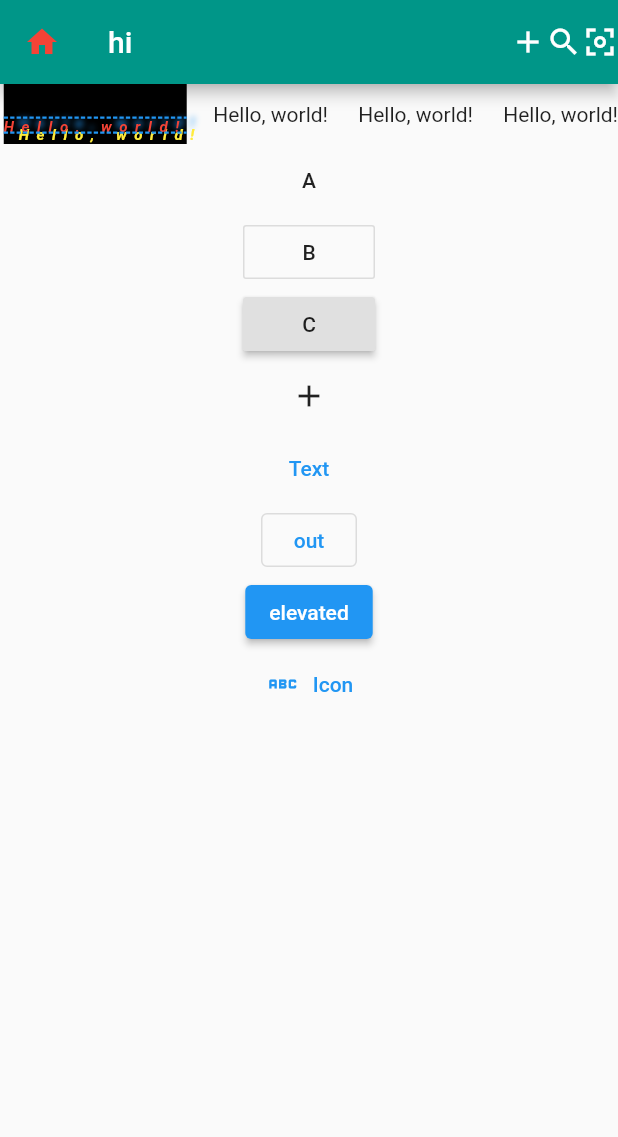
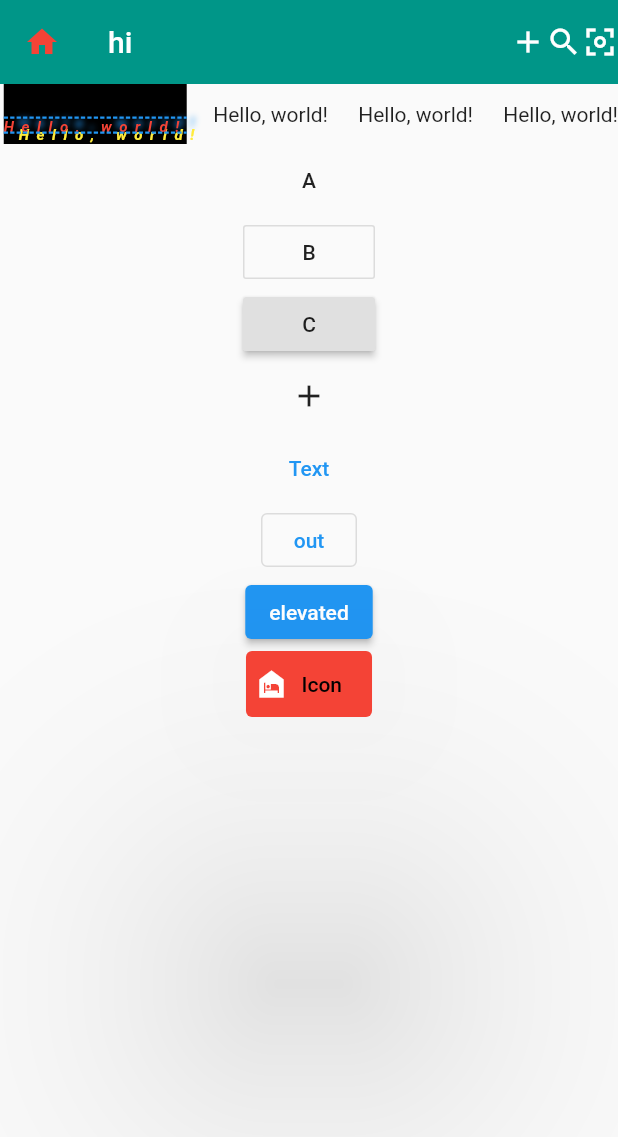
Before and after one commit to yaseen1998/flutter, a Flutter app: the screen it shows after launch, on a phone screen of 412 x 824 dp. Shown: the top 1137 px of the screen. Run offline on Flutter 3.47's test engine with Material 2 defaults, Android fonts, the phone set to English and light mode, and no system bars.

Commit message:
button style

```diff
--- a/firstaplication/flutter_application_1/lib/LessonOne.dart
+++ b/firstaplication/flutter_application_1/lib/LessonOne.dart
@@ -10,6 +10,7 @@ class LessonOne extends StatelessWidget {
         home: Scaffold(
           appBar: AppBar(
               backgroundColor: Colors.teal,
+              elevation: 0,
               leading: const Icon(Icons.home, color: Colors.red),
               title: const Text('hi'),
               actions: const [
@@ -61,16 +62,25 @@ class LessonOne extends StatelessWidget {
                 children: [
                   FlatButton(onPressed: () {}, child: const Text('A')),
                   OutlineButton(onPressed: () {}, child: const Text('B')),
-                  RaisedButton(onPressed: (){}, child: const Text('C')),
+                  RaisedButton(onPressed: () {}, child: const Text('C')),
                   IconButton(onPressed: () {}, icon: const Icon(Icons.add)),
                   TextButton(onPressed: () {}, child: const Text('Text')),
                   OutlinedButton(onPressed: () {}, child: const Text('out')),
                   ElevatedButton(
                       onPressed: () {}, child: const Text('elevated')),
                   TextButton.icon(
-                    autofocus: true,
+                      style: ButtonStyle(
+                          backgroundColor:
+                              MaterialStateProperty.all(Colors.red),
+                              foregroundColor: MaterialStateProperty.all(Colors.black),
+                              // padding: MaterialStateProperty.all(const EdgeInsets.all(20)),
+                              padding: MaterialStateProperty.all(const EdgeInsets.fromLTRB(5, 10, 20, 10)),
+                              elevation: MaterialStateProperty.all(100.0),
+                              ),
+
+                      // autofocus: true,
                       onPressed: () {},
-                      icon: const Icon(Icons.abc),
+                      icon: const Icon(Icons.night_shelter, color: Colors.white),
                       label: const Text('Icon'))
                 ],
               )
```
